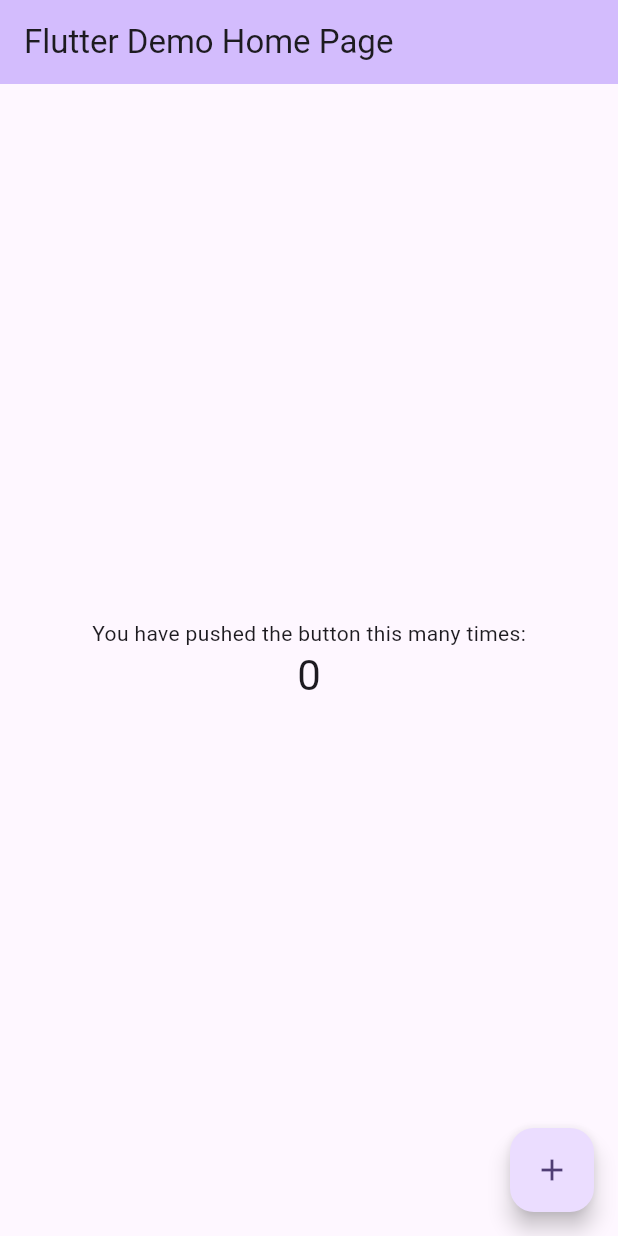
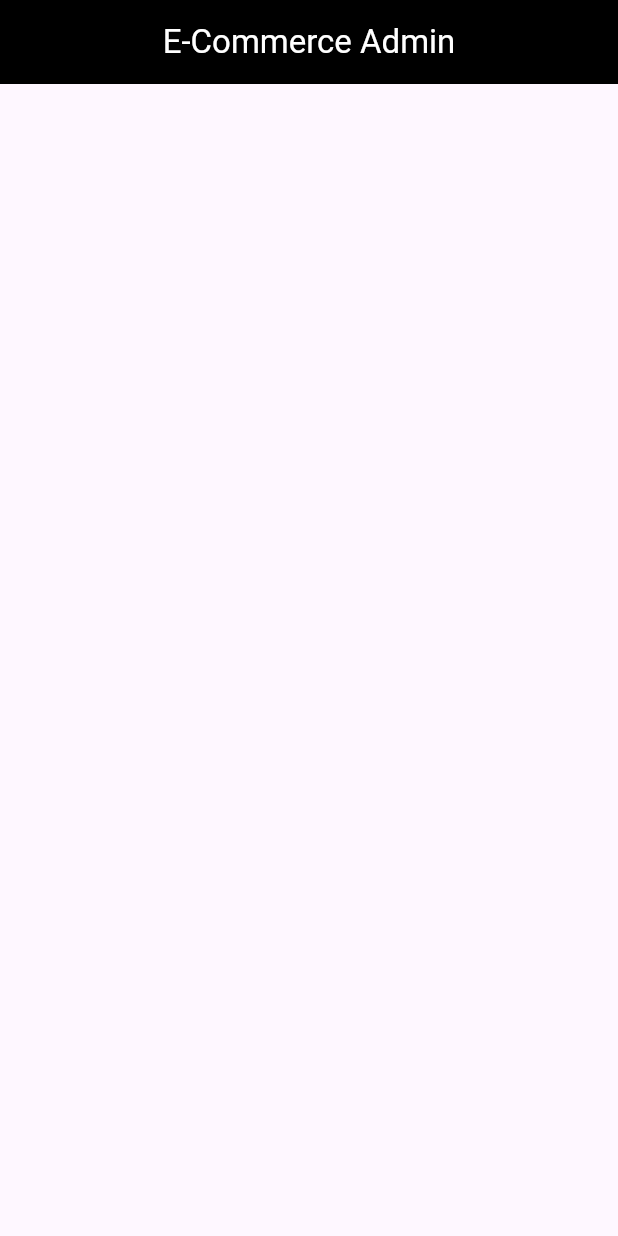
Before and after one commit to samikmaharjan55/E-Commerce-Backend, a Flutter app: the screen it shows after launch, on a phone screen of 412 x 824 dp. Run offline on Flutter 3.47's test engine with Material 3 defaults, Android fonts, the phone set to English and light mode, and no system bars; our stand-ins replace equatable, get.

Commit message:
Updated Files

```diff
--- /dev/null
+++ b/lib/controllers/controller.dart
@@ -0,0 +1 @@
+export 'product_controller.dart';
--- /dev/null
+++ b/lib/controllers/product_controller.dart
@@ -0,0 +1,3 @@
+import 'package:get/get.dart';
+
+class ProductController extends GetxController {}
--- a/lib/main.dart
+++ b/lib/main.dart
@@ -1,4 +1,7 @@
 import 'package:flutter/material.dart';
+import 'package:get/get.dart';
+
+import 'screens/screens.dart';
 
 void main() {
   runApp(const MyApp());
@@ -7,119 +10,15 @@
 class MyApp extends StatelessWidget {
   const MyApp({super.key});
 
-  // This widget is the root of your application.
   @override
   Widget build(BuildContext context) {
-    return MaterialApp(
-      title: 'Flutter Demo',
+    return GetMaterialApp(
+      debugShowCheckedModeBanner: false,
+      title: 'E-Commerce Admin',
       theme: ThemeData(
-        // This is the theme of your application.
-        //
-        // TRY THIS: Try running your application with "flutter run". You'll see
-        // the application has a purple toolbar. Then, without quitting the app,
-        // try changing the seedColor in the colorScheme below to Colors.green
-        // and then invoke "hot reload" (save your changes or press the "hot
-        // reload" button in a Flutter-supported IDE, or press "r" if you used
-        // the command line to start the app).
-        //
-        // Notice that the counter didn't reset back to zero; the application
-        // state is not lost during the reload. To reset the state, use hot
-        // restart instead.
-        //
-        // This works for code too, not just values: Most code changes can be
-        // tested with just a hot reload.
-        colorScheme: ColorScheme.fromSeed(seedColor: Colors.deepPurple),
-        useMaterial3: true,
+        primarySwatch: Colors.blue,
       ),
-      home: const MyHomePage(title: 'Flutter Demo Home Page'),
+      home: const HomeScreen(),
     );
   }
 }
-
-class MyHomePage extends StatefulWidget {
-  const MyHomePage({super.key, required this.title});
-
-  // This widget is the home page of your application. It is stateful, meaning
-  // that it has a State object (defined below) that contains fields that affect
-  // how it looks.
-
-  // This class is the configuration for the state. It holds the values (in this
-  // case the title) provided by the parent (in this case the App widget) and
-  // used by the build method of the State. Fields in a Widget subclass are
-  // always marked "final".
-
-  final String title;
-
-  @override
-  State<MyHomePage> createState() => _MyHomePageState();
-}
-
-class _MyHomePageState extends State<MyHomePage> {
-  int _counter = 0;
-
-  void _incrementCounter() {
-    setState(() {
-      // This call to setState tells the Flutter framework that something has
-      // changed in this State, which causes it to rerun the build method below
-      // so that the display can reflect the updated values. If we changed
-      // _counter without calling setState(), then the build method would not be
-      // called again, and so nothing would appear to happen.
-      _counter++;
-    });
-  }
-
-  @override
-  Widget build(BuildContext context) {
-    // This method is rerun every time setState is called, for instance as done
-    // by the _incrementCounter method above.
-    //
-    // The Flutter framework has been optimized to make rerunning build methods
-    // fast, so that you can just rebuild anything that needs updating rather
-    // than having to individually change instances of widgets.
-    return Scaffold(
-      appBar: AppBar(
-        // TRY THIS: Try changing the color here to a specific color (to
-        // Colors.amber, perhaps?) and trigger a hot reload to see the AppBar
-        // change color while the other colors stay the same.
-        backgroundColor: Theme.of(context).colorScheme.inversePrimary,
-        // Here we take the value from the MyHomePage object that was created by
-        // the App.build method, and use it to set our appbar title.
-        title: Text(widget.title),
-      ),
-      body: Center(
-        // Center is a layout widget. It takes a single child and positions it
-        // in the middle of the parent.
-        child: Column(
-          // Column is also a layout widget. It takes a list of children and
-          // arranges them vertically. By default, it sizes itself to fit its
-          // children horizontally, and tries to be as tall as its parent.
-          //
-          // Column has various properties to control how it sizes itself and
-          // how it positions its children. Here we use mainAxisAlignment to
-          // center the children vertically; the main axis here is the vertical
-          // axis because Columns are vertical (the cross axis would be
-          // horizontal).
-          //
-          // TRY THIS: Invoke "debug painting" (choose the "Toggle Debug Paint"
-          // action in the IDE, or press "p" in the console), to see the
-          // wireframe for each widget.
-          mainAxisAlignment: MainAxisAlignment.center,
-          children: <Widget>[
-            const Text(
-              'You have pushed the button this many times:',
-            ),
-            Text(
-              '$_counter',
-              style: Theme.of(context).textTheme.headlineMedium,
-            ),
-          ],
-        ),
-      ),
-      floatingActionButton: FloatingActionButton(
-        onPressed: _incrementCounter,
-        tooltip: 'Increment',
-        child: const Icon(Icons.add),
-      ), // This trailing comma makes auto-formatting nicer for build methods.
-    );
-  }
-}
--- /dev/null
+++ b/lib/models/models.dart
@@ -0,0 +1 @@
+export 'product_model.dart';
--- /dev/null
+++ b/lib/models/product_model.dart
@@ -0,0 +1,6 @@
+import 'package:equatable/equatable.dart';
+
+class Product extends Equatable {
+  @override
+  List<Object?> get props => [];
+}
--- /dev/null
+++ b/lib/screens/home_screen.dart
@@ -0,0 +1,27 @@
+import 'package:flutter/material.dart';
+
+class HomeScreen extends StatelessWidget {
+  const HomeScreen({super.key});
+
+  @override
+  Widget build(BuildContext context) {
+    return Scaffold(
+      appBar: AppBar(
+        centerTitle: true,
+        title: const Text(
+          'E-Commerce Admin',
+          style: TextStyle(
+            color: Colors.white,
+          ),
+        ),
+        backgroundColor: Colors.black,
+      ),
+      body: const SizedBox(
+        child: Column(
+          crossAxisAlignment: CrossAxisAlignment.center,
+          children: [],
+        ),
+      ),
+    );
+  }
+}
--- /dev/null
+++ b/lib/screens/screens.dart
@@ -0,0 +1 @@
+export 'home_screen.dart';
```
Also changed, not shown: lib/screens/products_screen.dart (added, +27 -0 lines), lib/screens/new_product_screen.dart (added), lib/screens/orders_screen.dart (added), 1 other file.
